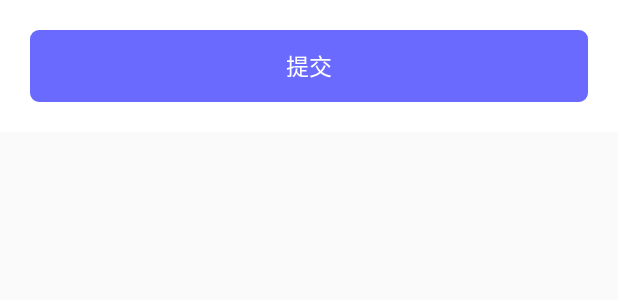
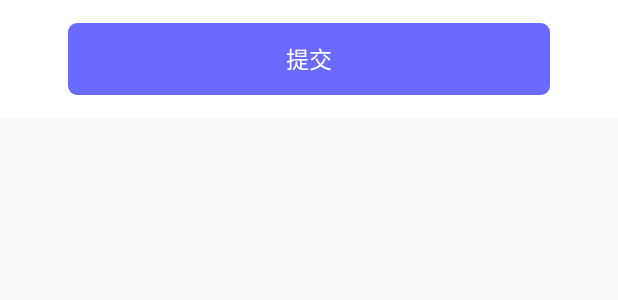
Before and after one commit to tony1989zhang/xbcandroidcarteam, an Android app: the layout include_btn_submit.xml on its own in the app's theme, with its tools: preview values and no code run, on a phone screen of 412 x 824 dp. Shown: the top 300 px of the screen. Run offline under Robolectric (Android 15) with nearby library versions, the phone set to English and light mode, and no system bars.

Commit message:
提交更改

```diff
--- a/app/src/main/res/layout/include_btn_submit.xml
+++ b/app/src/main/res/layout/include_btn_submit.xml
@@ -4,7 +4,11 @@
     android:layout_height="wrap_content"
     android:orientation="vertical"
     android:background="@color/white"
-    android:padding="20dp">
+    android:paddingBottom="15dp"
+    android:paddingTop="15dp"
+    android:paddingLeft="45dp"
+    android:paddingRight="45dp"
+  >
     <TextView
         android:layout_width="match_parent"
         android:layout_height="wrap_content"
```
